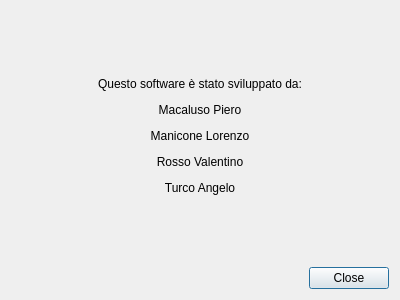
First picture: the form in RoomMonitor/windows/about.ui, repository PieroMacaluso/RoomMonitor, before the edit.
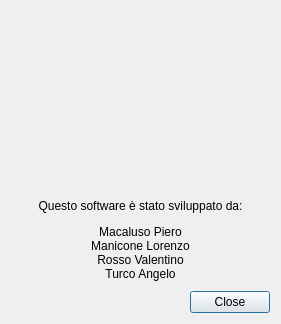
Second picture: the form after the edit. Icons and pictures are not drawn.

Commit message: Aggiunti loghi vari e migliorato About.ui

What changed in the file:
```diff
--- a/RoomMonitor/windows/about.ui
+++ b/RoomMonitor/windows/about.ui
@@ -6,18 +6,34 @@
             <rect>
                 <x>0</x>
                 <y>0</y>
-                <width>400</width>
-                <height>300</height>
+    <width>281</width>
+    <height>324</height>
             </rect>
         </property>
         <property name="windowTitle">
             <string>Informazioni</string>
         </property>
-        <layout class="QVBoxLayout" name="verticalLayout">
+  <layout class="QVBoxLayout" name="verticalLayout" stretch="2,1,0">
+   <item>
+    <widget class="QLabel" name="label_2">
+     <property name="text">
+      <string/>
+     </property>
+     <property name="pixmap">
+      <pixmap resource="../res.qrc">:/resources/resources/logo.svg</pixmap>
+     </property>
+     <property name="alignment">
+      <set>Qt::AlignCenter</set>
+     </property>
+     <property name="margin">
+      <number>10</number>
+     </property>
+    </widget>
+   </item>
             <item>
                 <widget class="QLabel" name="label">
                     <property name="text">
-                        <string>&lt;html&gt;&lt;head/&gt;&lt;body&gt;&lt;p align=&quot;center&quot;&gt;Questo software è stato sviluppato da:&lt;/p&gt;&lt;p align=&quot;center&quot;&gt;Macaluso Piero&lt;/p&gt;&lt;p align=&quot;center&quot;&gt;Manicone Lorenzo&lt;/p&gt;&lt;p align=&quot;center&quot;&gt;Rosso Valentino&lt;/p&gt;&lt;p align=&quot;center&quot;&gt;Turco Angelo&lt;/p&gt;&lt;/body&gt;&lt;/html&gt;</string>
+      <string>&lt;html&gt;&lt;head/&gt;&lt;body&gt;&lt;p align=&quot;center&quot;&gt;Questo software è stato sviluppato da:&lt;/p&gt;&lt;p align=&quot;center&quot;&gt;Macaluso Piero&lt;br/&gt;Manicone Lorenzo&lt;br/&gt;Rosso Valentino&lt;br/&gt;Turco Angelo&lt;/p&gt;&lt;/body&gt;&lt;/html&gt;</string>
                     </property>
                 </widget>
             </item>
```
Left out of the diff: 4 changed lines with no effect on the pictures. Lines whose indentation alone changed are shown as unchanged. The commit also changes 6 other files.
